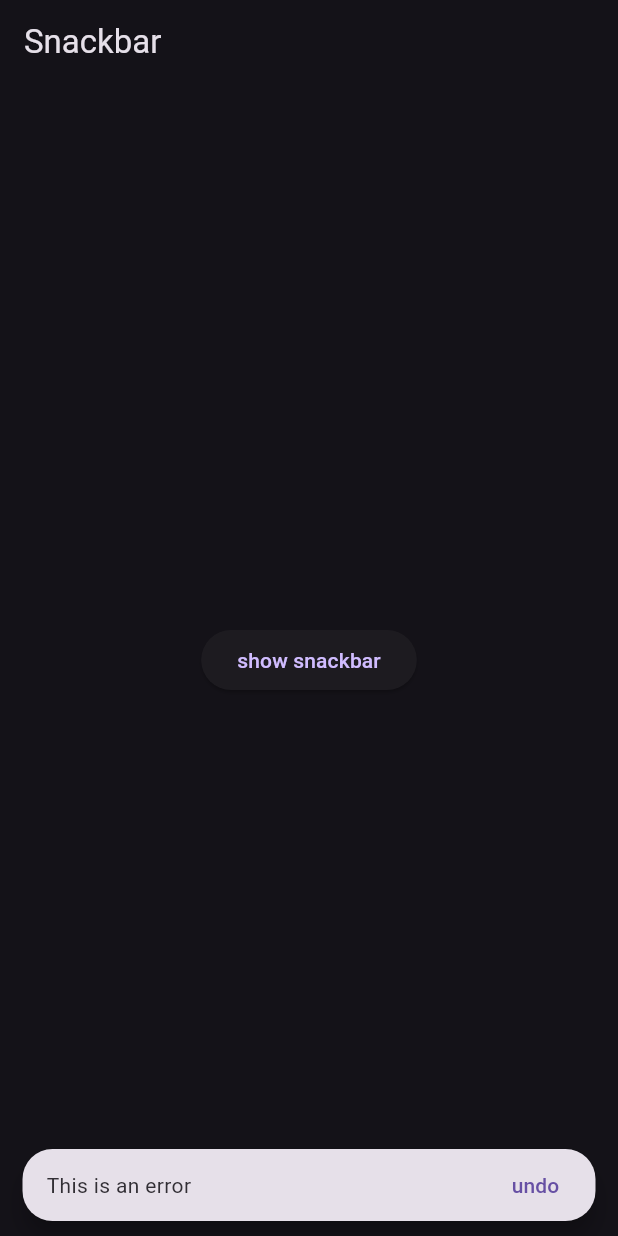
After one commit to Abdulk077/flutterConcepts, a Flutter app: the screen it shows after launch, after a tap on "show snackbar", on a phone screen of 412 x 824 dp. The commit adds this screen. Run offline on Flutter 3.47's test engine with Material 3 defaults, Android fonts, the phone set to English and light mode, and no system bars.

Commit message:
Learn about snackbar

```diff
--- a/lib/main.dart
+++ b/lib/main.dart
@@ -2,6 +2,8 @@ import 'package:flutter/material.dart';
 import 'package:flutterconcepts/widgets/rowsandcols.dart';
 import 'widgets/container_sized.dart';
 import 'package:flutterconcepts/widgets/button.dart';
+import 'package:flutterconcepts/widgets/snackbar.dart';
+
 import 'package:flutterconcepts/widgets/ListGridviews.dart';
 
 void main() => runApp(MyApp());
@@ -14,7 +16,7 @@ class MyApp extends StatelessWidget {
         brightness: Brightness.dark,
         primaryColor: Colors.blue,
       ),
-      home: ListGrid(),
+      home: SnackbarWidgettest(),
     );
   }
 }
--- /dev/null
+++ b/lib/widgets/snackbar.dart
@@ -0,0 +1,32 @@
+import 'package:flutter/material.dart';
+
+class SnackbarWidgettest extends StatelessWidget {
+  const SnackbarWidgettest({super.key});
+
+  @override
+  Widget build(BuildContext context) {
+    return Scaffold(
+        appBar: AppBar(
+          title: Text("Snackbar"),
+        ),
+        body: Container(
+            child: Center(
+              child: ElevatedButton(
+                  onPressed: () {
+                    final snackbar = SnackBar(
+                      action: SnackBarAction(
+                          label: 'undo',
+                          onPressed: (){}),
+                      shape: RoundedRectangleBorder(
+                          borderRadius: BorderRadius.circular(20)),
+                      behavior: SnackBarBehavior.floating,
+                      duration: const Duration(milliseconds: 3000),
+
+                      content: Text("This is an error"),
+                    );
+                    ScaffoldMessenger.of(context).showSnackBar(snackbar);
+                  },
+                  child: Text("show snackbar")),
+            )));
+  }
+}
```
